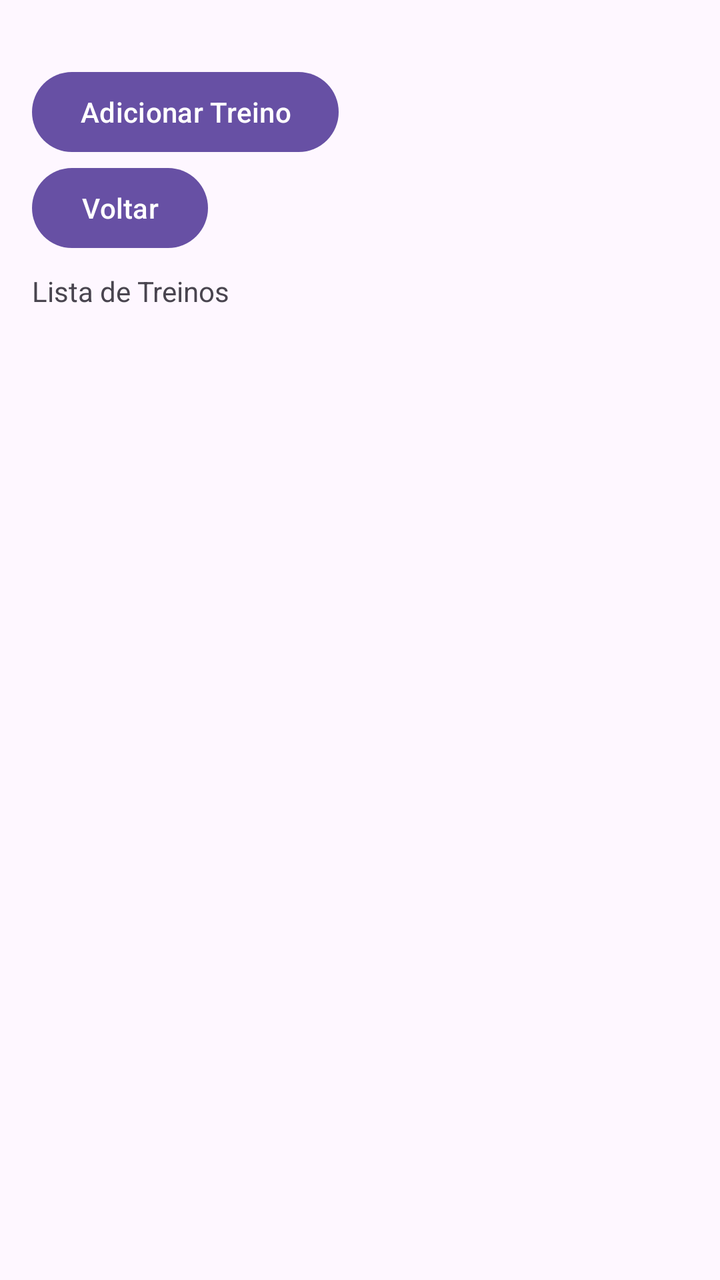
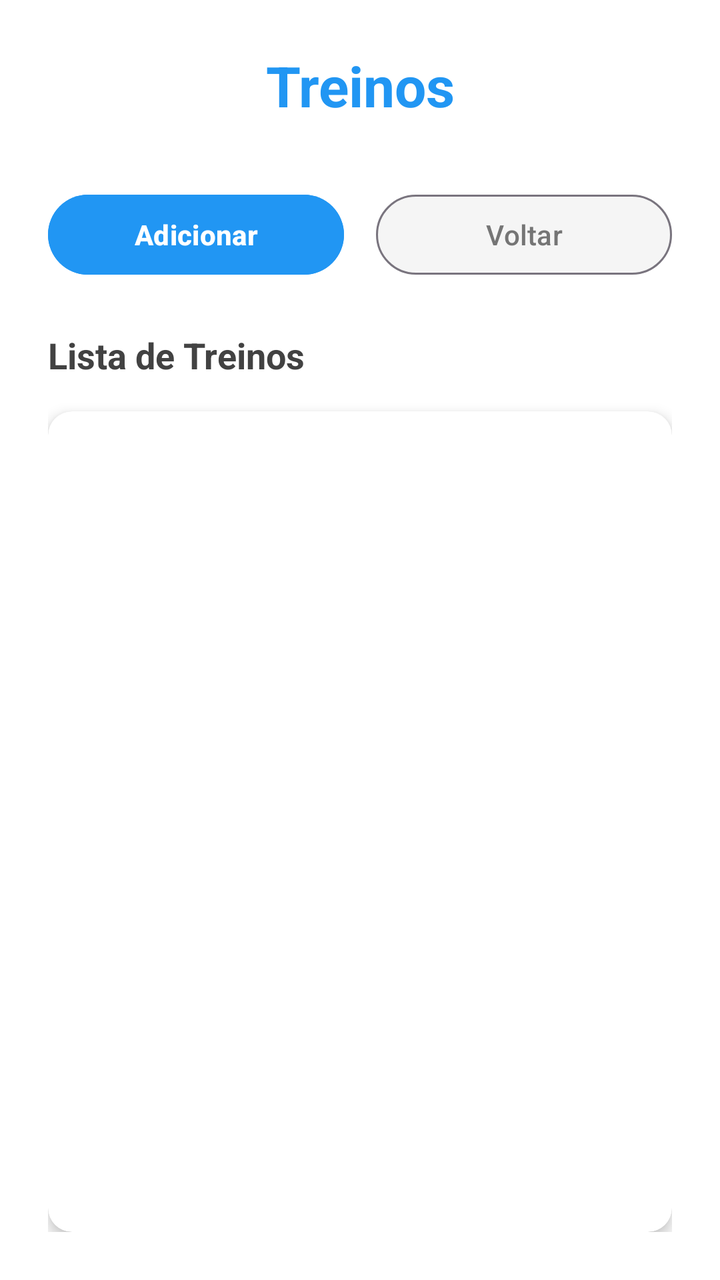

Before-and-after screenshots of an Android layout around one commit, followed by the original layout XML and the change that was made.
<!-- AndroidManifest.xml: application theme Theme.TrabalhoIII -->
<!-- res/layout/activity_treino.xml -->
<?xml version="1.0" encoding="utf-8"?>
<LinearLayout xmlns:android="http://schemas.android.com/apk/res/android"
    android:id="@+id/activity_treino"
    android:layout_width="match_parent"
    android:layout_height="match_parent"
    android:orientation="vertical"
    android:padding="16dp">

    <Button
        android:id="@+id/buttonAdicionarTreino"
        android:layout_width="wrap_content"
        android:layout_height="wrap_content"
        android:layout_marginTop="16dp"
        android:text="Adicionar Treino"/>

    <Button
        android:id="@+id/buttonVoltarTreino"
        android:layout_width="wrap_content"
        android:layout_height="wrap_content"
        android:text="Voltar"/>

    <TextView
        android:id="@+id/tvTreinosList"
        android:layout_width="match_parent"
        android:layout_height="wrap_content"
        android:text="Lista de Treinos"
        android:layout_marginTop="8dp"
        android:layout_marginBottom="8dp"/>

    <ListView
        android:id="@+id/listViewTreinos"
        android:layout_width="match_parent"
        android:layout_height="wrap_content"/>

</LinearLayout>
<!-- resources referenced by this layout -->
<resources>
  <style name="Theme.TrabalhoIII" parent="Base.Theme.TrabalhoIII" />
  <style name="Base.Theme.TrabalhoIII" parent="Theme.Material3.DayNight.NoActionBar">
          
          
      </style>
</resources>

<!-- the commit's change to res/layout/activity_treino.xml (unified diff, before → after) -->
@@ -1,35 +1,84 @@
 <?xml version="1.0" encoding="utf-8"?>
 <LinearLayout xmlns:android="http://schemas.android.com/apk/res/android"
+    xmlns:app="http://schemas.android.com/apk/res-auto"
     android:id="@+id/activity_treino"
     android:layout_width="match_parent"
     android:layout_height="match_parent"
     android:orientation="vertical"
-    android:padding="16dp">
+    android:background="#FFFFFF"
+    android:padding="24dp">
 
-    <Button
-        android:id="@+id/buttonAdicionarTreino"
-        android:layout_width="wrap_content"
+    
+    <TextView
+        android:layout_width="match_parent"
         android:layout_height="wrap_content"
-        android:layout_marginTop="16dp"
-        android:text="Adicionar Treino"/>
+        android:text="Treinos"
+        android:textSize="28sp"
+        android:textStyle="bold"
+        android:textColor="#2196F3"
+        android:gravity="center"
+        android:layout_marginBottom="32dp" />
 
-    <Button
-        android:id="@+id/buttonVoltarTreino"
-        android:layout_width="wrap_content"
+    
+    <LinearLayout
+        android:layout_width="match_parent"
         android:layout_height="wrap_content"
-        android:text="Voltar"/>
+        android:orientation="horizontal"
+        android:layout_marginBottom="24dp">
 
+        <Button
+            android:id="@+id/buttonAdicionarTreino"
+            android:layout_width="0dp"
+            android:layout_height="wrap_content"
+            android:layout_weight="1"
+            android:layout_marginEnd="8dp"
+            android:text="Adicionar"
+            android:textColor="#FFFFFF"
+            android:backgroundTint="#2196F3"
+            android:textStyle="bold"
+            style="@style/Widget.Material3.Button" />
+
+        <Button
+            android:id="@+id/buttonVoltarTreino"
+            android:layout_width="0dp"
+            android:layout_height="wrap_content"
+            android:layout_weight="1"
+            android:layout_marginStart="8dp"
+            android:text="Voltar"
+            android:textColor="#757575"
+            android:backgroundTint="#F5F5F5"
+            style="@style/Widget.Material3.Button.OutlinedButton" />
+
+    </LinearLayout>
+
+    
     <TextView
         android:id="@+id/tvTreinosList"
         android:layout_width="match_parent"
         android:layout_height="wrap_content"
         android:text="Lista de Treinos"
-        android:layout_marginTop="8dp"
-        android:layout_marginBottom="8dp"/>
+        android:textSize="18sp"
+        android:textStyle="bold"
+        android:textColor="#424242"
+        android:layout_marginBottom="16dp" />
 
-    <ListView
-        android:id="@+id/listViewTreinos"
+    
+    <androidx.cardview.widget.CardView
         android:layout_width="match_parent"
-        android:layout_height="wrap_content"/>
+        android:layout_height="0dp"
+        android:layout_weight="1"
+        app:cardCornerRadius="12dp"
+        app:cardElevation="4dp"
+        app:cardBackgroundColor="#FFFFFF">
+
+        <ListView
+            android:id="@+id/listViewTreinos"
+            android:layout_width="match_parent"
+            android:layout_height="match_parent"
+            android:divider="#E0E0E0"
+            android:dividerHeight="1dp"
+            android:padding="8dp" />
+
+    </androidx.cardview.widget.CardView>
 
 </LinearLayout>
